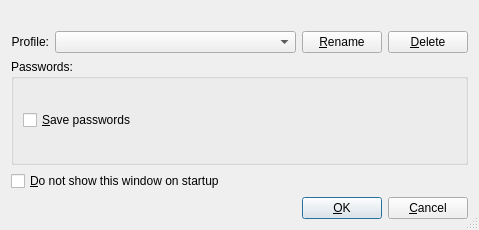
Old version of the form branches/branch-playground/plugins/_core/logindlgbase.ui in the repository BackupTheBerlios/sim-im-svn.
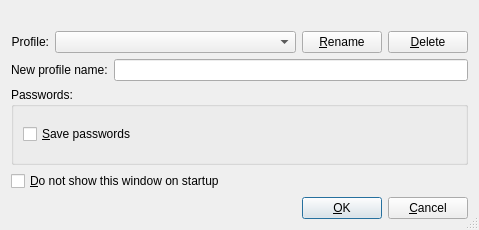
New version of the form.

Commit message: Changed: part of functionality removed from core to login dialog

Diff of the .ui file:
```diff
--- a/branches/branch-playground/plugins/_core/logindlgbase.ui
+++ b/branches/branch-playground/plugins/_core/logindlgbase.ui
@@ -80,6 +80,20 @@
      </item>
     </layout>
    </item>
+   <item>
+    <layout class="QHBoxLayout" name="horizontalLayout_2">
+     <item>
+      <widget class="QLabel" name="labelNew">
+       <property name="text">
+        <string>New profile name:</string>
+       </property>
+      </widget>
+     </item>
+     <item>
+      <widget class="QLineEdit" name="lineEditNew"/>
+     </item>
+    </layout>
+   </item>
    <item>
     <widget class="QGroupBox" name="groupBoxPasswords">
      <property name="sizePolicy">
```
The commit also changes 3 other files.
